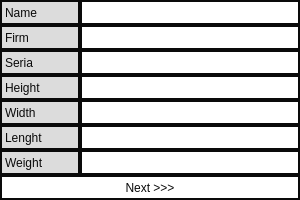
Qt form Params_Window.ui (Nagito129/-) before a commit.
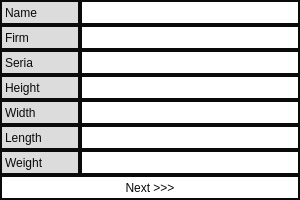
The same form after that commit.

Diff of the .ui file:
```diff
--- a/Params_Window.ui
+++ b/Params_Window.ui
@@ -340,7 +340,7 @@
 background-color: rgb(220, 220, 220);</string>
         </property>
         <property name="text">
-         <string>Lenght</string>
+         <string>Length</string>
         </property>
        </widget>
       </item>
```
Left out of the diff: 4 changed lines with no effect on the pictures.
